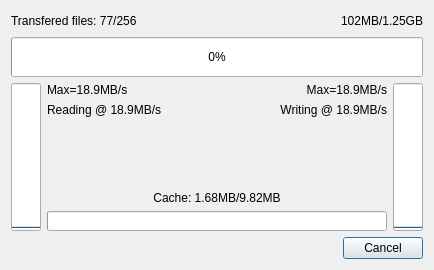
This is PicsDL/transferdialog.ui in clement-nardi/pics-dl as Qt 5 draws it before an edit. The edited form follows.
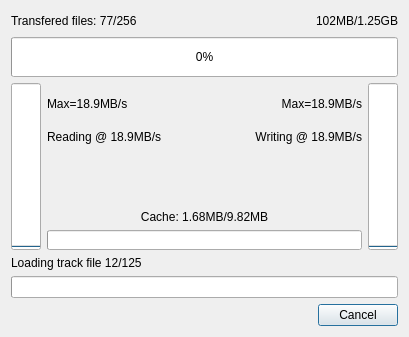
This is the edited form.

Commit message: fix issue #32 progress bar for track files loading

What changed in the file:
```diff
--- a/PicsDL/transferdialog.ui
+++ b/PicsDL/transferdialog.ui
@@ -6,10 +6,28 @@
    <rect>
     <x>0</x>
     <y>0</y>
-    <width>434</width>
-    <height>270</height>
+    <width>409</width>
+    <height>337</height>
    </rect>
   </property>
+  <property name="minimumSize">
+   <size>
+    <width>0</width>
+    <height>0</height>
+   </size>
+  </property>
+  <property name="maximumSize">
+   <size>
+    <width>16777215</width>
+    <height>337</height>
+   </size>
+  </property>
+  <property name="baseSize">
+   <size>
+    <width>0</width>
+    <height>250</height>
+   </size>
+  </property>
   <property name="windowTitle">
    <string>Downloading the files</string>
   </property>
@@ -88,6 +106,18 @@
         <layout class="QGridLayout" name="gridLayout">
          <item row="0" column="0">
           <widget class="QLabel" name="read_max">
+           <property name="sizePolicy">
+            <sizepolicy hsizetype="Preferred" vsizetype="Expanding">
+             <horstretch>0</horstretch>
+             <verstretch>0</verstretch>
+            </sizepolicy>
+           </property>
+           <property name="minimumSize">
+            <size>
+             <width>0</width>
+             <height>20</height>
+            </size>
+           </property>
            <property name="text">
             <string>Max=18.9MB/s</string>
            </property>
@@ -211,6 +241,27 @@
      </item>
     </layout>
    </item>
+   <item>
+    <layout class="QVBoxLayout" name="track_layout">
+     <item>
+      <widget class="QLabel" name="track_label">
+       <property name="text">
+        <string>Loading track file 12/125</string>
+       </property>
+      </widget>
+     </item>
+     <item>
+      <widget class="QProgressBar" name="track_bar">
+       <property name="value">
+        <number>0</number>
+       </property>
+       <property name="textVisible">
+        <bool>false</bool>
+       </property>
+      </widget>
+     </item>
+    </layout>
+   </item>
    <item>
     <layout class="QHBoxLayout" name="horizontalLayout_2">
      <item>
```
Left out of the diff: 4 changed lines with no effect on the pictures. The commit also changes 9 other files.
